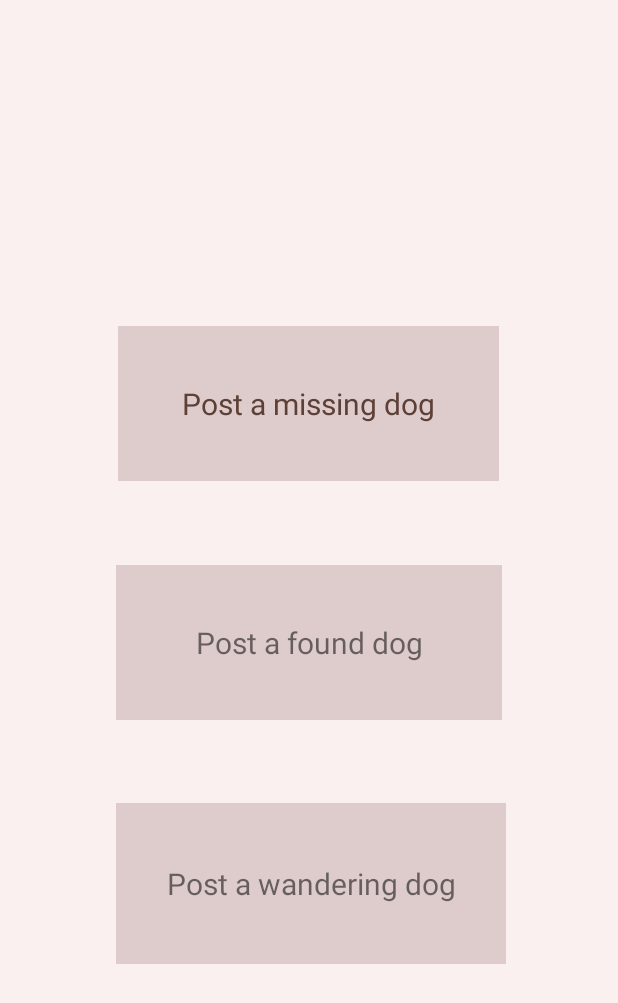
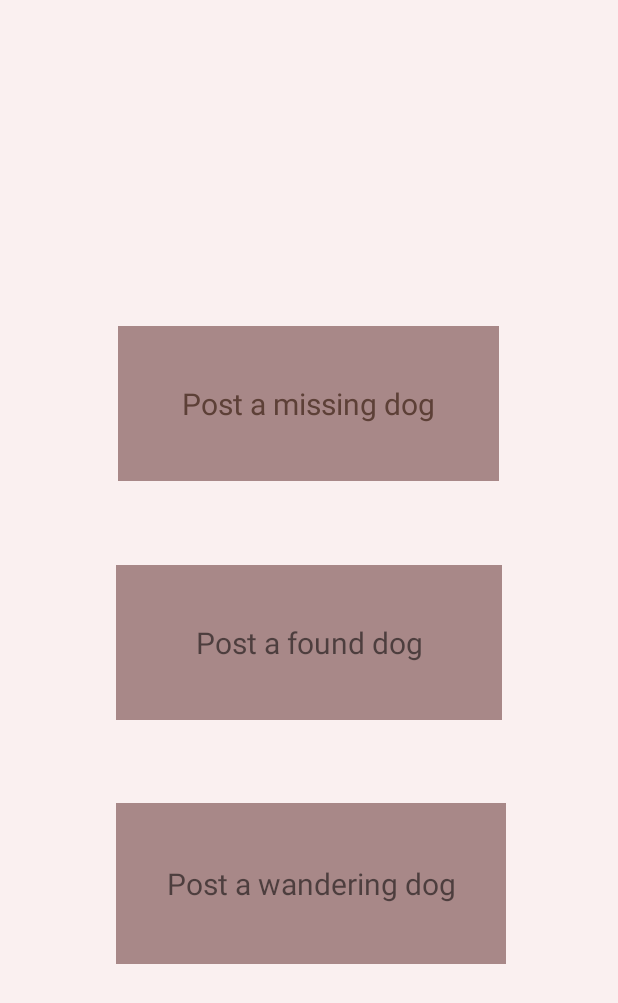
Before and after one commit to iradupat/hoodo, an Android app: the PostMenuActivity screen opened directly, with no data from a screen before it, on a phone screen of 412 x 824 dp. Shown: the top 1003 px of the screen. Run offline under Robolectric (Android 15) with nearby library versions, the phone set to English and light mode, and no system bars; Roboto replaces fonts that are not available here.

Commit message:
connect chat to chat feature and change color

```diff
--- a/app/src/main/AndroidManifest.xml
+++ b/app/src/main/AndroidManifest.xml
@@ -26,6 +26,7 @@
         <activity android:name=".view.ProfileActivity" />
         <activity android:name=".view.PostMenuActivity" />
         <activity android:name=".view.MainActivity" />
+        <activity android:name=".view.SuggestActivity" />
         <activity android:name=".view.CreateEditPostActivity" />
         <activity
             android:name=".view.ContactListActivity"
--- a/app/src/main/res/layout/activity_main.xml
+++ b/app/src/main/res/layout/activity_main.xml
@@ -41,7 +41,7 @@
         android:layout_width="wrap_content"
         android:layout_height="wrap_content"
         android:layout_marginTop="92dp"
-        android:background="#DECCCC"
+        android:background="#A88888"
         android:text="@string/home_create_post_txt"
         app:layout_constraintEnd_toEndOf="parent"
         app:layout_constraintHorizontal_bias="0.16"
@@ -53,7 +53,7 @@
         android:layout_width="133dp"
         android:layout_height="46dp"
         android:layout_marginTop="92dp"
-        android:background="#DECCCC"
+        android:background="#A88888"
         android:backgroundTint="#090909"
         android:text="@string/home_messages"
         app:layout_constraintEnd_toEndOf="parent"
--- a/app/src/main/res/layout/activity_message.xml
+++ b/app/src/main/res/layout/activity_message.xml
@@ -20,7 +20,7 @@
             android:layout_height="wrap_content"
             android:id="@+id/toolbar_message"
             android:theme="@style/Base.ThemeOverlay.AppCompat.Dark.ActionBar"
-            android:background="@color/purple_500">
+            android:background="#A88888">
 
             <de.hdodenhof.circleimageview.CircleImageView
                 android:layout_width="30dp"
--- a/app/src/main/res/layout/contacts_list_layout.xml
+++ b/app/src/main/res/layout/contacts_list_layout.xml
@@ -20,7 +20,7 @@
             android:id="@+id/toolbarmain"
             android:theme="@style/Base.ThemeOverlay.AppCompat.Dark.ActionBar"
             app:popupTheme="@style/CardView"
-            android:background="@color/purple_500">
+            android:background="#A88888">
 
             <de.hdodenhof.circleimageview.CircleImageView
                 android:layout_width="30dp"
@@ -46,7 +46,7 @@
             android:layout_width="match_parent"
             android:layout_height="wrap_content"
             android:id="@+id/tablayout"
-            android:background="@color/purple_500"
+            android:background="#A88888"
             app:tabSelectedTextColor="@android:color/white"
             app:tabIndicator="@android:color/white"
             app:tabTextColor="@android:color/white"/>
--- a/app/src/main/res/layout/post_menu_layout.xml
+++ b/app/src/main/res/layout/post_menu_layout.xml
@@ -14,7 +14,7 @@
         android:layout_marginTop="8dp"
         android:layout_marginEnd="106dp"
         android:layout_marginBottom="142dp"
-        android:background="#DECCCC"
+        android:background="#A88888"
         app:layout_constraintBottom_toBottomOf="parent"
         app:layout_constraintEnd_toEndOf="parent"
         app:layout_constraintHorizontal_bias="0.48"
@@ -29,7 +29,7 @@
         android:layout_marginTop="178dp"
         android:layout_marginEnd="106dp"
         android:layout_marginBottom="8dp"
-        android:background="#DECCCC"
+        android:background="#A88888"
         app:layout_constraintBottom_toTopOf="@+id/post_menu_found_btn"
         app:layout_constraintEnd_toEndOf="parent"
         app:layout_constraintStart_toStartOf="parent"
@@ -43,7 +43,7 @@
         android:layout_marginTop="8dp"
         android:layout_marginEnd="106dp"
         android:layout_marginBottom="8dp"
-        android:background="#DECCCC"
+        android:background="#A88888"
         app:layout_constraintBottom_toTopOf="@+id/post_menu_wandering_btn"
         app:layout_constraintEnd_toEndOf="parent"
         app:layout_constraintStart_toStartOf="parent"
```
Also changed, not shown: app/src/main/java/com/example/hodoo/view/PostDetailActivity.java (+21 -1 lines).
